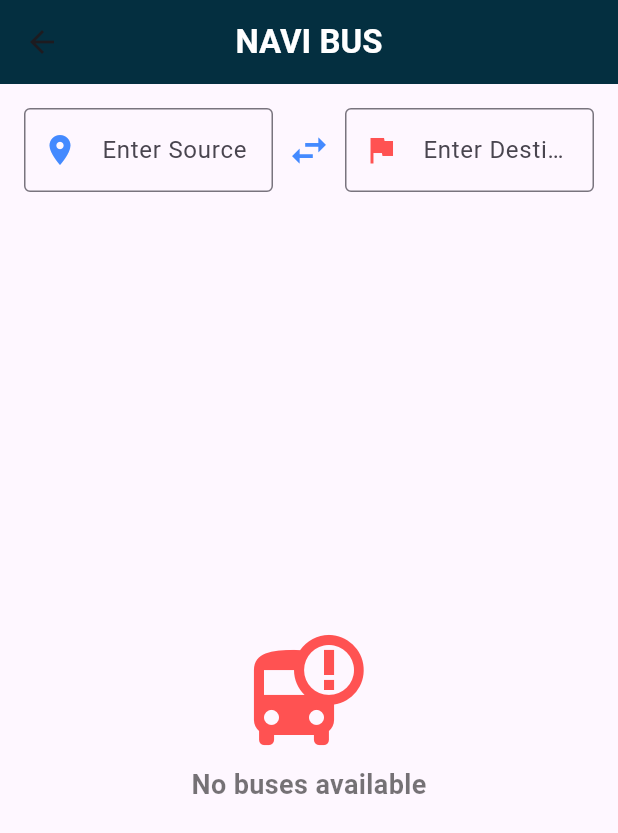
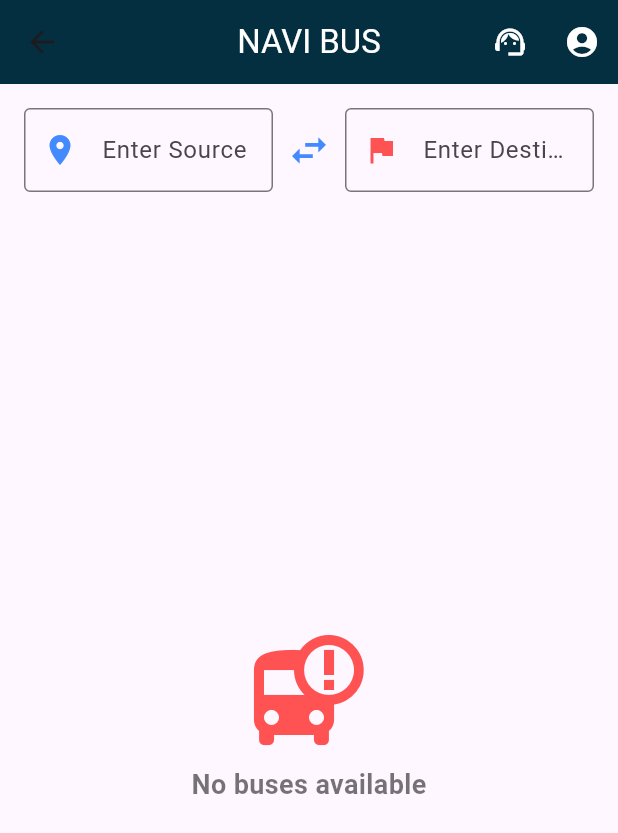
Before and after one commit to vedaXD/NaviBus, a Flutter app: the HomePage screen opened by its route, after a tap on "AC Bus", on a phone screen of 412 x 824 dp. Shown: the top 833 px of the screen. Run offline on Flutter 3.47's test engine with Material 3 defaults, Android fonts, the phone set to English and light mode, and no system bars.

Commit message:
Added Support to Navbar and Added Feedback.dart (needs backend)

```diff
--- a/NaviBus/lib/main.dart
+++ b/NaviBus/lib/main.dart
@@ -18,7 +18,7 @@ class MyApp extends StatelessWidget {
       theme: ThemeData(primarySwatch: Colors.red),
       initialRoute: '/',
       routes: {
-        '/': (context) => LoginScreen(),
+        '/': (context) => HomePage(),
         '/home': (context) => HomePage(),
         '/busopts': (context) => BusOptions(),
         '/payment': (context) => const Payment(bus: null),
--- a/NaviBus/lib/screens/busopts.dart
+++ b/NaviBus/lib/screens/busopts.dart
@@ -1,6 +1,7 @@
 import 'package:flutter/material.dart';
 import 'dart:convert';
 import 'package:flutter/services.dart';
+import 'package:navibus/screens/Feedback.dart';
 import 'payment.dart'; // Import the Payment screen
 
 class BusOptions extends StatefulWidget {
@@ -54,9 +55,29 @@ class _BusOptionsState extends State<BusOptions> {
   Widget build(BuildContext context) {
     return Scaffold(
       appBar: AppBar(
-        title: const Text("NAVI BUS", style: TextStyle(color: Colors.white, fontWeight: FontWeight.bold)),
+        title: Text(
+          "NAVI BUS",
+          style: TextStyle(color: Colors.white),
+        ),
         centerTitle: true,
-        backgroundColor: const Color(0xFF042F40),
+        backgroundColor: Color(0xFF042F40), // Custom Hex Color
+        actions: [
+          IconButton(
+            icon: Icon(Icons.support_agent, color: Colors.white), // Support Icon
+            onPressed: () {
+              Navigator.push(
+                context,
+                MaterialPageRoute(builder: (context) => FeedbackPage()),
+              );
+            },
+          ),
+          IconButton(
+            icon: Icon(Icons.account_circle, color: Colors.white), // Profile Icon
+            onPressed: () {
+              // Navigate to Profile Page
+            },
+          ),
+        ],
       ),
       body: Padding(
         padding: const EdgeInsets.all(16.0),
--- a/NaviBus/lib/screens/home_page.dart
+++ b/NaviBus/lib/screens/home_page.dart
@@ -1,4 +1,5 @@
 import 'package:flutter/material.dart';
+import 'package:navibus/screens/Feedback.dart';
 import 'package:navibus/screens/busopts.dart';
 
 class HomePage extends StatelessWidget {
@@ -12,6 +13,23 @@ class HomePage extends StatelessWidget {
         ),
         centerTitle: true,
         backgroundColor: Color(0xFF042F40), // Custom Hex Color
+        actions: [
+          IconButton(
+            icon: Icon(Icons.support_agent, color: Colors.white), // Support Icon
+            onPressed: () {
+              Navigator.push(
+                context,
+                MaterialPageRoute(builder: (context) => FeedbackPage()),
+              );
+            },
+          ),
+          IconButton(
+            icon: Icon(Icons.account_circle, color: Colors.white), // Profile Icon
+            onPressed: () {
+              // Navigate to Profile Page
+            },
+          ),
+        ],
       ),
 
       body: Column(
@@ -34,14 +52,14 @@ class HomePage extends StatelessWidget {
 
           SizedBox(height: 50),
 
-          // 🚍 AC & Non-AC Options (Now with Box Shadow)
+          // 🚍 AC & Non-AC Options
           Padding(
             padding: EdgeInsets.symmetric(horizontal: 16.0),
             child: Row(
               mainAxisAlignment: MainAxisAlignment.spaceEvenly,
               children: [
-                _buildBusButton("AC Bus", "assets/acbus.png",context),
-                _buildBusButton("Non-AC Bus", "assets/nonacbus.png",context),
+                _buildBusButton("AC Bus", "assets/acbus.png", context),
+                _buildBusButton("Non-AC Bus", "assets/nonacbus.png", context),
               ],
             ),
           ),
@@ -65,7 +83,7 @@ class HomePage extends StatelessWidget {
           // 📌 Logo & App Name
           Column(
             children: [
-              Image.asset("assets/logo.png", width: 200, height: 200), // Ensure logo exists in assets
+              Image.asset("assets/logo.png", width: 200, height: 200),
               SizedBox(height: 10),
               Text("NAVI BUS", style: TextStyle(fontSize: 24, fontWeight: FontWeight.bold)),
               Text("Driving Navi Mumbai Forward", style: TextStyle(color: Colors.black.withOpacity(0.3), fontSize: 18, fontWeight: FontWeight.w400)),
@@ -77,7 +95,7 @@ class HomePage extends StatelessWidget {
     );
   }
 
-  // Function to create AC / Non-AC options as buttons with box shadow
+  // Function to create AC / Non-AC options as buttons
   Widget _buildBusButton(String text, String imagePath, BuildContext context) {
     return Container(
       width: 160,
@@ -86,10 +104,10 @@ class HomePage extends StatelessWidget {
         borderRadius: BorderRadius.circular(10),
         boxShadow: [
           BoxShadow(
-            color: Colors.black.withOpacity(0.3), // Shadow color
-            blurRadius: 10, // Blur intensity
-            spreadRadius: 2, // Spread size
-            offset: Offset(4, 4), // Shadow direction
+            color: Colors.black.withOpacity(0.3),
+            blurRadius: 10,
+            spreadRadius: 2,
+            offset: Offset(4, 4),
           ),
         ],
       ),
@@ -97,12 +115,12 @@ class HomePage extends StatelessWidget {
         onPressed: () {
           Navigator.push(
             context,
-            MaterialPageRoute(builder: (context) => const BusOptions()), // Navigate to BusOptions
+            MaterialPageRoute(builder: (context) => const BusOptions()),
           );
         },
         style: ElevatedButton.styleFrom(
-          backgroundColor: Colors.white, // Keep background for contrast
-          elevation: 0, // Remove default button shadow
+          backgroundColor: Colors.white,
+          elevation: 0,
           shape: RoundedRectangleBorder(borderRadius: BorderRadius.circular(10)),
         ),
         child: Column(
@@ -110,7 +128,7 @@ class HomePage extends StatelessWidget {
           children: [
             Text(text, style: TextStyle(fontSize: 18, fontWeight: FontWeight.bold, color: Colors.black)),
             SizedBox(height: 10),
-            Image.asset(imagePath, width: 160, height: 100, fit: BoxFit.contain), // Custom Image
+            Image.asset(imagePath, width: 160, height: 100, fit: BoxFit.contain),
           ],
         ),
       ),
--- a/NaviBus/pubspec.yaml
+++ b/NaviBus/pubspec.yaml
@@ -31,6 +31,7 @@ dependencies:
   flutter:
     sdk: flutter
   http: ^0.13.4  # Use the latest version
+  path_provider: ^2.1.2
 
 
   # The following adds the Cupertino Icons font to your application.
```
Also changed, not shown: NaviBus/lib/screens/Feedback.dart (added, +151 -0 lines), NaviBus/lib/screens/payment.dart (+21 -3 lines), NaviBus/lib/screens/paymentopts.dart (+21 -7 lines), NaviBus/pubspec.lock.
